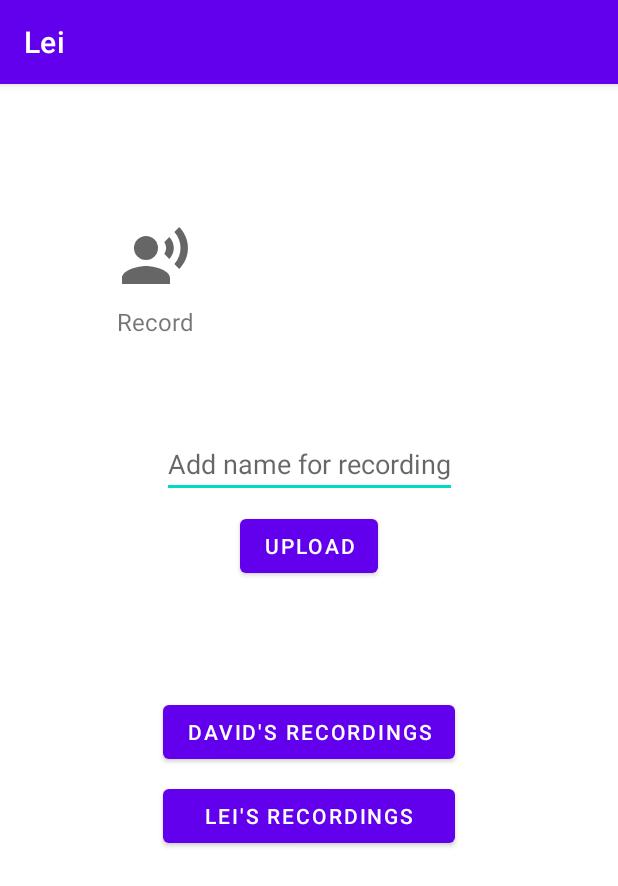
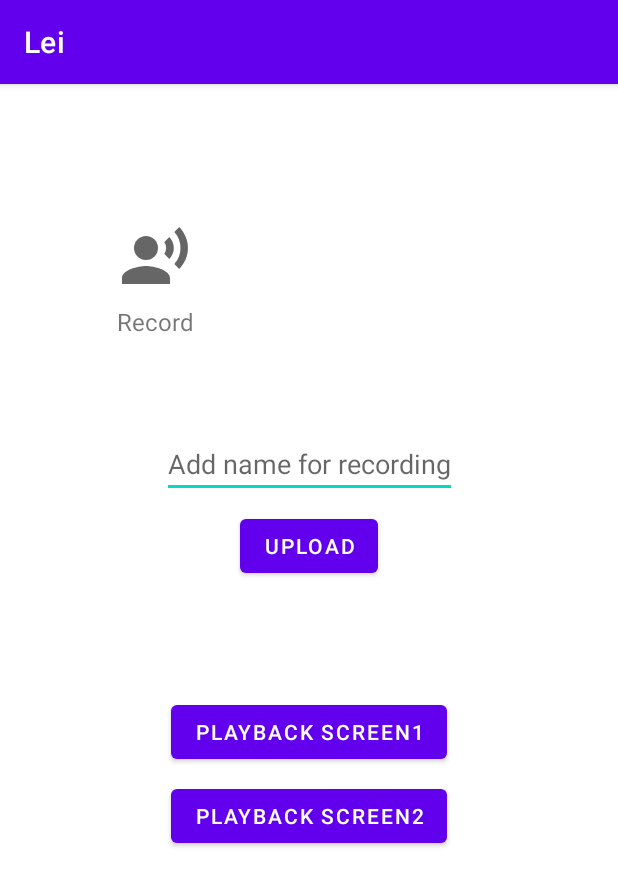
Before and after one commit to Kufo2018/Sound_Recorder, an Android app: the screen it shows after launch (MainActivity), on a phone screen of 412 x 824 dp. Shown: the top 886 px of the screen. Run offline under Robolectric (Android 15) with nearby library versions, the phone set to English and light mode, and no system bars; our stand-ins replace Dagger/Hilt's generated code; libraries missing offline, so code that uses them is left out: androidx.hilt.lifecycle.

```diff
--- a/app/src/main/java/com/kuforiji/lei/ui/RecordAudio.kt
+++ b/app/src/main/java/com/kuforiji/lei/ui/RecordAudio.kt
@@ -79,8 +79,8 @@ class RecordAudio : Fragment() {
     }
 
     private fun clickListeners(view: View) {
-        val leiRecords = view.findViewById<Button>(R.id.lei_records)
-        val davidRecords = view.findViewById<Button>(R.id.david_records)
+        val leiRecords = view.findViewById<Button>(R.id.go_to_playback_screen2)
+        val davidRecords = view.findViewById<Button>(R.id.go_to_playback_screen1)
         val recordAudio = view.findViewById<ImageView>(R.id.record_audio_image)
         leiRecords.setOnClickListener {
             view.findNavController().navigate(
--- a/app/src/main/res/layout/fragment_record_audio.xml
+++ b/app/src/main/res/layout/fragment_record_audio.xml
@@ -101,21 +101,21 @@
         app:layout_constraintGuide_percent=".5" />
 
     <Button
-        android:id="@+id/lei_records"
+        android:id="@+id/go_to_playback_screen2"
         android:layout_width="0dp"
         android:layout_height="wrap_content"
         android:layout_marginTop="8dp"
-        android:text="@string/go_to_lei_s_recordings"
-        app:layout_constraintEnd_toEndOf="@+id/david_records"
-        app:layout_constraintStart_toStartOf="@+id/david_records"
-        app:layout_constraintTop_toBottomOf="@+id/david_records" />
+        android:text="@string/playback_screen_2"
+        app:layout_constraintEnd_toEndOf="@+id/go_to_playback_screen1"
+        app:layout_constraintStart_toStartOf="@+id/go_to_playback_screen1"
+        app:layout_constraintTop_toBottomOf="@+id/go_to_playback_screen1" />
 
     <Button
-        android:id="@+id/david_records"
+        android:id="@+id/go_to_playback_screen1"
         android:layout_width="wrap_content"
         android:layout_height="wrap_content"
         android:layout_marginTop="24dp"
-        android:text="@string/go_to_david_s_recordings"
+        android:text="@string/playback_screen_1"
         app:layout_constraintEnd_toEndOf="parent"
         app:layout_constraintStart_toStartOf="parent"
         app:layout_constraintTop_toBottomOf="@id/guide_constraint" />
--- a/app/src/main/res/values/strings.xml
+++ b/app/src/main/res/values/strings.xml
@@ -3,8 +3,8 @@
     <!-- TODO: Remove or change this placeholder text -->
     <string name="hello_blank_fragment">Hello blank fragment</string>
     <string name="record_audio">Record</string>
-    <string name="go_to_lei_s_recordings">Lei\'s Recordings</string>
-    <string name="go_to_david_s_recordings">David\'s Recordings</string>
+    <string name="playback_screen_2">Playback Screen2</string>
+    <string name="playback_screen_1">Playback Screen1</string>
     <string name="start_recording">Record</string>
     <string name="stop_recording">Stop</string>
     <string name="playback_audio">Play</string>
```
Also changed, not shown: 1 other file.
